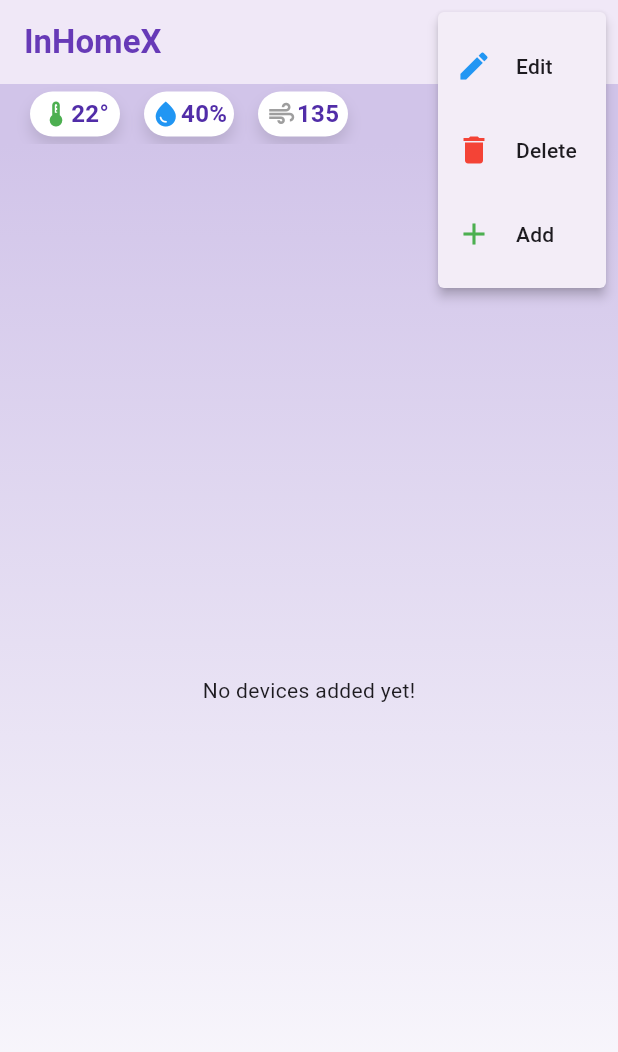
After one commit to Muhasinahamed/InHomeX2.0, a Flutter app: the screen it shows after launch, after a tap on the "menu" icon, on a phone screen of 412 x 824 dp. The commit adds this screen. Shown: the top 1052 px of the screen. Run offline on Flutter 3.47's test engine with Material 3 defaults, Android fonts, the phone set to English and light mode, and no system bars; our stand-ins replace firebase_core, firebase_database, shared_preferences; accounts and stored records are empty.

Commit message:
Updated changes

```diff
--- /dev/null
+++ b/lib/screens/home_screen.dart
@@ -0,0 +1,479 @@
+import 'package:flutter/material.dart';
+import 'package:firebase_database/firebase_database.dart';
+import 'package:shared_preferences/shared_preferences.dart';
+import 'dart:convert';
+
+import '../widgets/device_control_card.dart';
+
+class HomeScreen extends StatefulWidget {
+  const HomeScreen({super.key});
+
+  @override
+  _HomeScreenState createState() => _HomeScreenState();
+}
+
+class _HomeScreenState extends State<HomeScreen> {
+  final DatabaseReference _database = FirebaseDatabase.instance.ref();
+  Map<String, bool> devices = {};
+  Map<String, IconData> deviceIcons = {};
+
+  final Map<String, IconData> categoryIcons = {
+    'Fan': Icons.air,
+    'Light': Icons.lightbulb,
+    'AC': Icons.ac_unit,
+    'TV': Icons.tv,
+    'PLUG': Icons.electrical_services_rounded,
+    'Other': Icons.devices_other,
+  };
+
+  @override
+  void initState() {
+    super.initState();
+    _loadInitialData();
+    _setupRealTimeListener();
+    _loadDevices();
+  }
+
+  void _loadInitialData() async {
+    try {
+      DatabaseEvent snapshot = await _database.child('devices').once();
+      if (snapshot.snapshot.value is Map) {
+        setState(() {
+          devices = Map<String, bool>.from(snapshot.snapshot.value as Map);
+        });
+      }
+    } catch (e) {
+      print("Error loading data: $e");
+    }
+  }
+
+  void _setupRealTimeListener() {
+    _database.child('devices').onValue.listen((event) {
+      final data = event.snapshot.value;
+      if (data is Map) {
+        setState(() {
+          devices = Map<String, bool>.from(data);
+        });
+      }
+    });
+  }
+
+  void _loadDevices() async {
+    final prefs = await SharedPreferences.getInstance();
+    final storedDevices = prefs.getString('devices');
+    final storedIcons = prefs.getString('deviceIcons');
+
+    if (storedDevices != null) {
+      setState(() {
+        devices = Map<String, bool>.from(jsonDecode(storedDevices));
+      });
+    }
+
+    if (storedIcons != null) {
+      setState(() {
+        Map<String, String> iconMap =
+            Map<String, String>.from(jsonDecode(storedIcons));
+        deviceIcons = iconMap.map((key, value) =>
+            MapEntry(key, categoryIcons[value] ?? Icons.devices_other));
+      });
+    }
+  }
+
+  void _toggleDevice(String device, bool status) async {
+    setState(() {
+      devices[device] = status;
+    });
+
+    final prefs = await SharedPreferences.getInstance();
+    prefs.setString('devices', jsonEncode(devices));
+
+    _database.child('devices/$device').set(status).then((_) {
+      print('$device updated to $status');
+    }).catchError((error) {
+      print('Failed to update $device: $error');
+    });
+  }
+
+  void _addDevice() {
+    showDialog(
+      context: context,
+      builder: (context) {
+        String newDevice = "";
+        String? selectedCategory;
+        IconData? selectedIcon;
+
+        return AlertDialog(
+          title: Text("Add New Device"),
+          content: StatefulBuilder(
+            builder: (context, setDialogState) {
+              return Column(
+                mainAxisSize: MainAxisSize.min,
+                children: [
+                  TextField(
+                    onChanged: (value) => newDevice = value,
+                    decoration: InputDecoration(hintText: "Enter device name"),
+                  ),
+                  SizedBox(height: 10),
+                  DropdownButton<String>(
+                    value: selectedCategory,
+                    hint: Text("Select Category"),
+                    onChanged: (value) {
+                      setDialogState(() {
+                        selectedCategory = value;
+                        selectedIcon = categoryIcons[value];
+                      });
+                    },
+                    items: categoryIcons.keys.map((category) {
+                      return DropdownMenuItem(
+                        value: category,
+                        child: Row(
+                          children: [
+                            Icon(categoryIcons[category],
+                                color: Colors.deepPurple),
+                            SizedBox(width: 10),
+                            Text(category),
+                          ],
+                        ),
+                      );
+                    }).toList(),
+                  ),
+                ],
+              );
+            },
+          ),
+          actions: [
+            TextButton(
+              onPressed: () {
+                if (newDevice.isNotEmpty &&
+                    !devices.containsKey(newDevice) &&
+                    selectedIcon != null) {
+                  setState(() {
+                    devices[newDevice] = false;
+                    deviceIcons[newDevice] = selectedIcon!;
+                  });
+
+                  _database.child('devices/$newDevice').set(false).then((_) {
+                    print('$newDevice added to Firebase.');
+                  }).catchError((error) {
+                    print('Failed to add $newDevice: $error');
+                  });
+
+                  _saveDevices();
+                  Navigator.pop(context);
+                } else {
+                  ScaffoldMessenger.of(context).showSnackBar(
+                    SnackBar(
+                      content: Text(
+                          "Please enter a valid device name and select a category."),
+                      backgroundColor: Colors.red,
+                    ),
+                  );
+                }
+              },
+              child: Text("Add"),
+            )
+          ],
+        );
+      },
+    );
+  }
+
+  Future<void> _saveDevices() async {
+    final prefs = await SharedPreferences.getInstance();
+    prefs.setString('devices', jsonEncode(devices));
+    prefs.setString(
+        'deviceIcons',
+        jsonEncode(deviceIcons.map(
+          (key, value) => MapEntry(
+              key,
+              categoryIcons.entries
+                  .firstWhere((entry) => entry.value == value)
+                  .key),
+        )));
+  }
+
+  void _editDevice() {
+    String selectedDevice = devices.keys.first;
+    String newDeviceName = selectedDevice;
+    String? selectedCategory;
+    IconData? selectedIcon = deviceIcons[selectedDevice];
+
+    showDialog(
+      context: context,
+      builder: (context) {
+        return AlertDialog(
+          title: Text("Edit Device"),
+          content: StatefulBuilder(
+            builder: (context, setDialogState) {
+              return Column(
+                mainAxisSize: MainAxisSize.min,
+                children: [
+                  DropdownButton<String>(
+                    value: selectedDevice,
+                    hint: Text("Select Device"),
+                    onChanged: (value) {
+                      setDialogState(() {
+                        selectedDevice = value!;
+                        newDeviceName = value;
+                        selectedIcon = deviceIcons[value];
+                      });
+                    },
+                    items: devices.keys.map((device) {
+                      return DropdownMenuItem(
+                        value: device,
+                        child: Text(device),
+                      );
+                    }).toList(),
+                  ),
+                  TextField(
+                    onChanged: (value) => newDeviceName = value,
+                    decoration: InputDecoration(labelText: "New Device Name"),
+                    controller: TextEditingController(text: selectedDevice),
+                  ),
+                  DropdownButton<String>(
+                    value: selectedCategory,
+                    hint: Text("Select New Icon"),
+                    onChanged: (value) {
+                      setDialogState(() {
+                        selectedCategory = value;
+                        selectedIcon = categoryIcons[value];
+                      });
+                    },
+                    items: categoryIcons.keys.map((category) {
+                      return DropdownMenuItem(
+                        value: category,
+                        child: Row(
+                          children: [
+                            Icon(categoryIcons[category],
+                                color: Colors.deepPurple),
+                            SizedBox(width: 10),
+                            Text(category),
+                          ],
+                        ),
+                      );
+                    }).toList(),
+                  ),
+                ],
+              );
+            },
+          ),
+          actions: [
+            TextButton(
+              onPressed: () {
+                if (newDeviceName.isNotEmpty && selectedIcon != null) {
+                  setState(() {
+                    devices.remove(selectedDevice);
+                    devices[newDeviceName] = false;
+                    deviceIcons[newDeviceName] = selectedIcon!;
+                  });
+
+                  _database.child('devices/$selectedDevice').remove();
+                  _database.child('devices/$newDeviceName').set(false);
+
+                  _saveDevices();
+                  Navigator.pop(context);
+                }
+              },
+              child: Text("Save"),
+            )
+          ],
+        );
+      },
+    );
+  }
+
+  void _deleteDevice() {
+    if (devices.isNotEmpty) {
+      String selectedDevice = devices.keys.first;
+
+      showDialog(
+        context: context,
+        builder: (context) {
+          return AlertDialog(
+            title: Text("Delete Device"),
+            content: Text("Are you sure you want to delete $selectedDevice?"),
+            actions: [
+              TextButton(
+                onPressed: () {
+                  setState(() {
+                    devices.remove(selectedDevice);
+                    deviceIcons.remove(selectedDevice);
+                  });
+
+                  _database.child('devices/$selectedDevice').remove();
+                  _saveDevices();
+                  Navigator.pop(context);
+                },
+                child: Text("Delete", style: TextStyle(color: Colors.red)),
+              ),
+              TextButton(
+                onPressed: () => Navigator.pop(context),
+                child: Text("Cancel"),
+              ),
+            ],
+          );
+        },
+      );
+    }
+  }
+
+  @override
+  Widget build(BuildContext context) {
+    return Scaffold(
+      appBar: AppBar(
+        title: Text('InHomeX',
+            style: TextStyle(
+                fontWeight: FontWeight.bold,
+                color: Colors.deepPurple.shade500)),
+        elevation: 4,
+        centerTitle: false,
+        actions: [
+          PopupMenuButton<String>(
+            onSelected: (value) {
+              if (value == 'edit') {
+                _editDevice();
+              } else if (value == 'delete') {
+                _deleteDevice();
+              } else if (value == 'add') {
+                _addDevice(); // Call add function
+              }
+            },
+            itemBuilder: (context) => [
+              PopupMenuItem(
+                value: 'edit',
+                child: ListTile(
+                  leading: Icon(Icons.edit, color: Colors.blue),
+                  title: Text('Edit'),
+                ),
+              ),
+              PopupMenuItem(
+                value: 'delete',
+                child: ListTile(
+                  leading: Icon(Icons.delete, color: Colors.red),
+                  title: Text('Delete'),
+                ),
+              ),
+              PopupMenuItem(
+                value: 'add',
+                child: ListTile(
+                  leading: Icon(Icons.add, color: Colors.green),
+                  title: Text('Add'),
+                ),
+              ),
+            ],
+            icon: Icon(Icons.menu), // Three-line icon (hamburger menu)
+          ),
+        ],
+      ),
+      body: Column(
+        children: [
+          // Status Cards Row
+          Container(
+            color: Colors.deepPurple.shade100,
+            padding: EdgeInsets.symmetric(vertical: 5, horizontal: 20),
+            child: Row(
+              mainAxisAlignment: MainAxisAlignment.start,
+              children: [
+                _buildStatusCard(
+                  icon: Icons.thermostat,
+                  value: '22°',
+                  iconColor: _getTemperatureColor(22),
+                ),
+                SizedBox(width: 16),
+                _buildStatusCard(
+                    icon: Icons.water_drop,
+                    value: '40%',
+                    iconColor: Colors.blue),
+                SizedBox(width: 16),
+                _buildStatusCard(
+                  icon: Icons.air,
+                  value: '135',
+                  iconColor: Colors.grey,
+                ),
+              ],
+            ),
+          ),
+
+          // Existing Grid View
+          Expanded(
+            child: Container(
+                decoration: BoxDecoration(
+                  gradient: LinearGradient(
+                    begin: Alignment.topCenter,
+                    end: Alignment.bottomCenter,
+                    colors: [Colors.deepPurple.shade100, Colors.white],
+                  ),
+                ),
+                padding: EdgeInsets.all(10),
+                child: devices.isEmpty
+                    ? Center(child: Text("No devices added yet!"))
+                    : GridView.builder(
+                        itemCount: devices.keys.length,
+                        gridDelegate: SliverGridDelegateWithFixedCrossAxisCount(
+                          crossAxisCount: 2,
+                          crossAxisSpacing: 10,
+                          mainAxisSpacing: 10,
+                          childAspectRatio: 1.2,
+                        ),
+                        itemBuilder: (context, index) {
+                          String device = devices.keys.elementAt(index);
+                          bool isSelected = devices[device]!;
+                          IconData icon =
+                              deviceIcons[device] ?? Icons.devices_other;
+
+                          return DeviceControlCard(
+                            icon: icon,
+                            isSelected: isSelected,
+                            label: device, // 🔹 Passing the label here!
+                            onPressed: () => _toggleDevice(device, !isSelected),
+                          );
+                        },
+                      )),
+          ),
+        ],
+      ),
+      // Rest of your scaffold code
+    );
+  }
+}
+
+Widget _buildStatusCard(
+    {required IconData icon, required String value, required Color iconColor}) {
+  return Container(
+    width: 60,
+    height: 30,
+    decoration: BoxDecoration(
+      color: Colors.white,
+      borderRadius: BorderRadius.circular(20),
+      boxShadow: [
+        BoxShadow(
+          color: Colors.black12,
+          blurRadius: 8,
+          offset: Offset(0, 6),
+        )
+      ],
+    ),
+    child: Row(
+      mainAxisAlignment: MainAxisAlignment.center,
+      children: [
+        Icon(icon, size: 20, color: iconColor),
+        SizedBox(height: 6),
+        Text(value,
+            style: TextStyle(
+                fontSize: 16,
+                fontWeight: FontWeight.bold,
+                color: Colors.deepPurple.shade700)),
+      ],
+    ),
+  );
+}
+
+Color _getTemperatureColor(double temperature) {
+  if (temperature < 10) {
+    return Colors.blue; // Cold
+  } else if (temperature >= 10 && temperature <= 30) {
+    return Colors.green; // Moderate
+  } else {
+    return Colors.red; // Hot
+  }
+}
--- a/pubspec.yaml
+++ b/pubspec.yaml
@@ -36,6 +36,9 @@ dependencies:
   # Use with the CupertinoIcons class for iOS style icons.
   cupertino_icons: ^1.0.8
   firebase_core: ^3.7.0
+  firebase_auth: ^5.3.2
+  firebase_database: ^11.3.3
+  shared_preferences: ^2.5.2
 
 dev_dependencies:
   flutter_test:
@@ -46,7 +49,7 @@ dev_dependencies:
   # activated in the `analysis_options.yaml` file located at the root of your
   # package. See that file for information about deactivating specific lint
   # rules and activating additional ones.
-  flutter_lints: ^4.0.0
+  flutter_lints: ^5.0.0
 
 # For information on the generic Dart part of this file, see the
 # following page: https://dart.dev/tools/pub/pubspec
```
Also changed, not shown: lib/main.dart (+6 -93 lines), lib/widgets/device_control_card.dart (added, +70 -0 lines), flutter_01.png (added), flutter_02.png (added), lib/firebase_options.dart, pubspec.lock, 10 other files.
